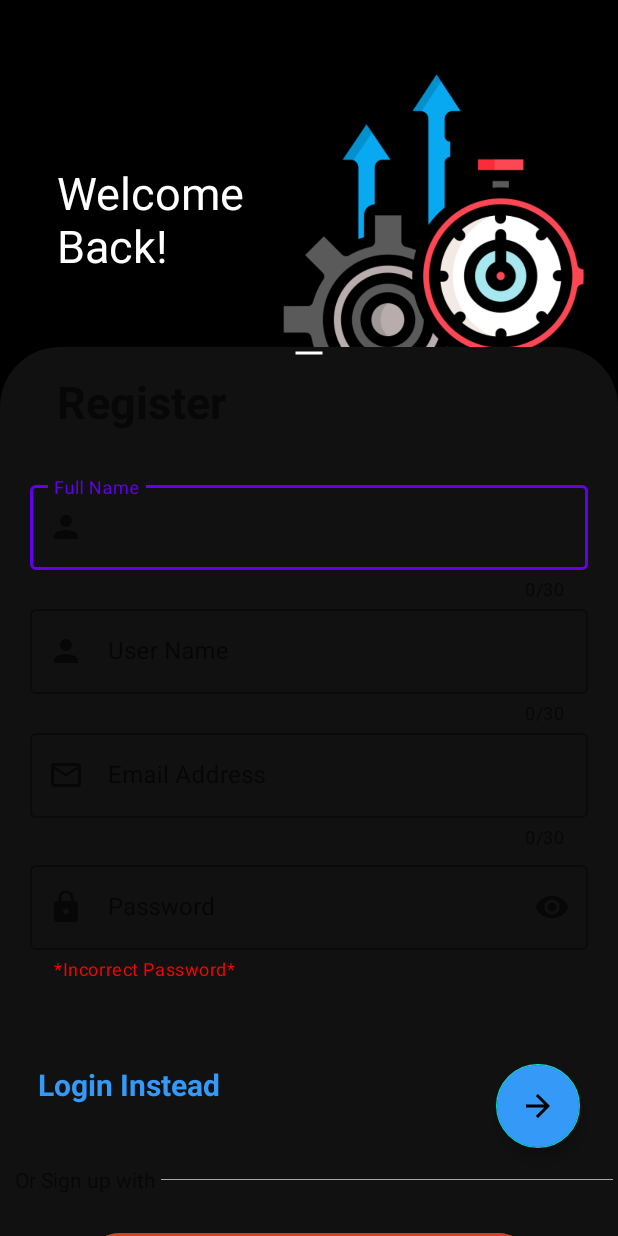
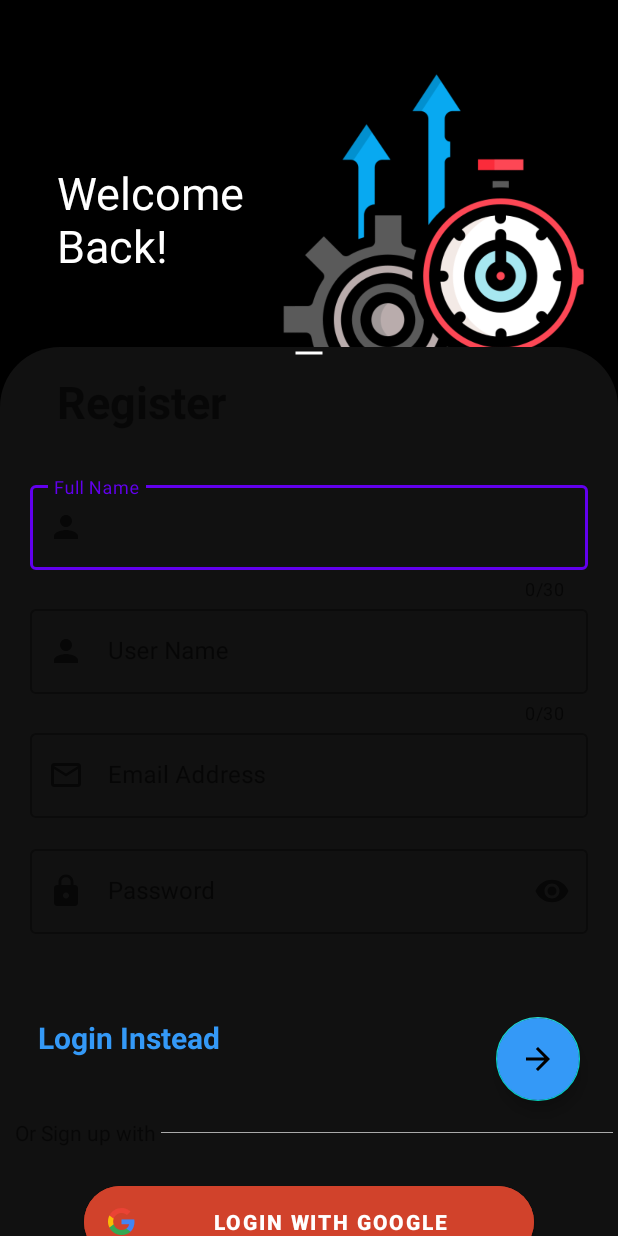
Before and after one commit to jaydwevidi/completeInstagram, an Android app: the layout activity_register.xml on its own in the app's theme, with its tools: preview values and no code run, on a phone screen of 412 x 824 dp. Run offline under Robolectric (Android 15) with nearby library versions, the phone set to English and light mode, and no system bars.

Commit message:
screen recording done

```diff
--- a/app/src/main/java/com/example/ongraphtask6/ui/activities/MainActivity.kt
+++ b/app/src/main/java/com/example/ongraphtask6/ui/activities/MainActivity.kt
@@ -39,12 +39,14 @@ class MainActivity : AppCompatActivity() {
     }
 
     private fun logUserIn(){
+        binding.LoginEmailEtHolder.helperText = ""
+        binding.loginPasswordETHolder.helperText = ""
         val email = binding.emailloginet.text.toString()
         val password = binding.loginpasswordet.text.toString()
 
         if(email == "")
         {
-            binding.loginPasswordETHolder.helperText = "Email Address Empty"
+            binding.LoginEmailEtHolder.helperText = "Email Address Empty"
             return
         }
 
--- a/app/src/main/res/layout/activity_main.xml
+++ b/app/src/main/res/layout/activity_main.xml
@@ -89,7 +89,7 @@
 
                 >
                 <com.google.android.material.textfield.TextInputLayout
-                    android:id="@+id/LoginEmailETHolder"
+                    android:id="@+id/LoginEmailEtHolder"
 
                     style="@style/Widget.MaterialComponents.TextInputLayout.OutlinedBox"
                     android:layout_width="match_parent"
@@ -99,6 +99,7 @@
                     android:drawableStart="@drawable/ic_baseline_mail_outline_24"
                     android:drawablePadding="10dp"
                     android:hint="Email Address"
+                    app:helperTextTextColor="#f00"
                     android:inputType="textEmailAddress"
                     app:counterEnabled="true"
                     app:counterMaxLength="30"
--- a/app/src/main/res/layout/activity_register.xml
+++ b/app/src/main/res/layout/activity_register.xml
@@ -141,13 +141,12 @@
                     style="@style/Widget.MaterialComponents.TextInputLayout.OutlinedBox"
                     android:layout_width="match_parent"
                     android:layout_height="wrap_content"
+                    android:layout_marginBottom="10dp"
                     android:layout_marginHorizontal="20dp"
                     android:drawableStart="@drawable/ic_baseline_mail_outline_24"
                     android:drawablePadding="10dp"
                     android:hint="Email Address"
                     android:inputType="textEmailAddress"
-                    app:counterEnabled="true"
-                    app:counterMaxLength="30"
                     app:endIconMode="clear_text"
                     app:layout_anchorGravity="center"
                     app:startIconDrawable="@drawable/ic_baseline_mail_outline_24"
@@ -174,7 +173,6 @@
                     android:drawablePadding="10dp"
                     android:hint="Password"
                     app:endIconMode="password_toggle"
-                    app:helperText="*Incorrect Password*"
 
                     app:helperTextTextColor="#f00"
                     app:startIconDrawable="@drawable/ic_baseline_lock_24">
```
